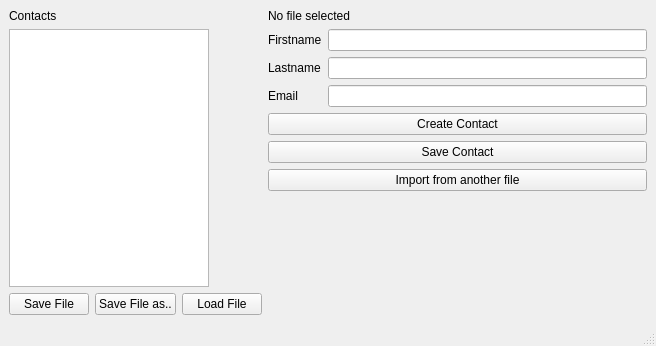
This is ContactFromScratch/ContactsFromScratch/mainwindow.ui in RoTour/YNOV-B2-Cpp as Qt 5 draws it before an edit. The edited form follows.
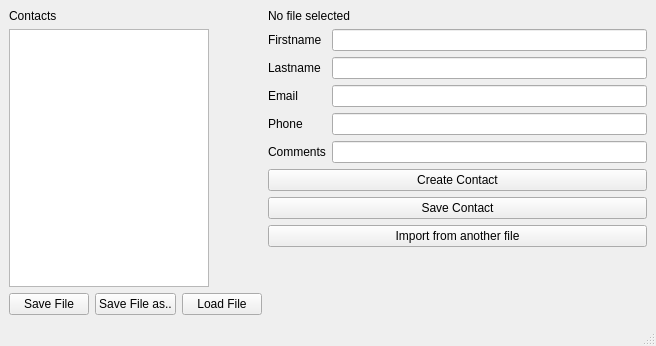
This is the edited form.

Commit message: added phone & contacts

What changed in the file:
```diff
--- a/ContactFromScratch/ContactsFromScratch/mainwindow.ui
+++ b/ContactFromScratch/ContactsFromScratch/mainwindow.ui
@@ -125,6 +125,26 @@
           <item row="2" column="1">
            <widget class="QLineEdit" name="email_textEdit"/>
           </item>
+          <item row="3" column="0">
+           <widget class="QLabel" name="phone_label">
+            <property name="text">
+             <string>Phone</string>
+            </property>
+           </widget>
+          </item>
+          <item row="3" column="1">
+           <widget class="QLineEdit" name="phone_editText"/>
+          </item>
+          <item row="4" column="0">
+           <widget class="QLabel" name="comments_label">
+            <property name="text">
+             <string>Comments</string>
+            </property>
+           </widget>
+          </item>
+          <item row="4" column="1">
+           <widget class="QLineEdit" name="comments_editText"/>
+          </item>
          </layout>
         </item>
         <item>
```
The commit also changes 9 other files.
